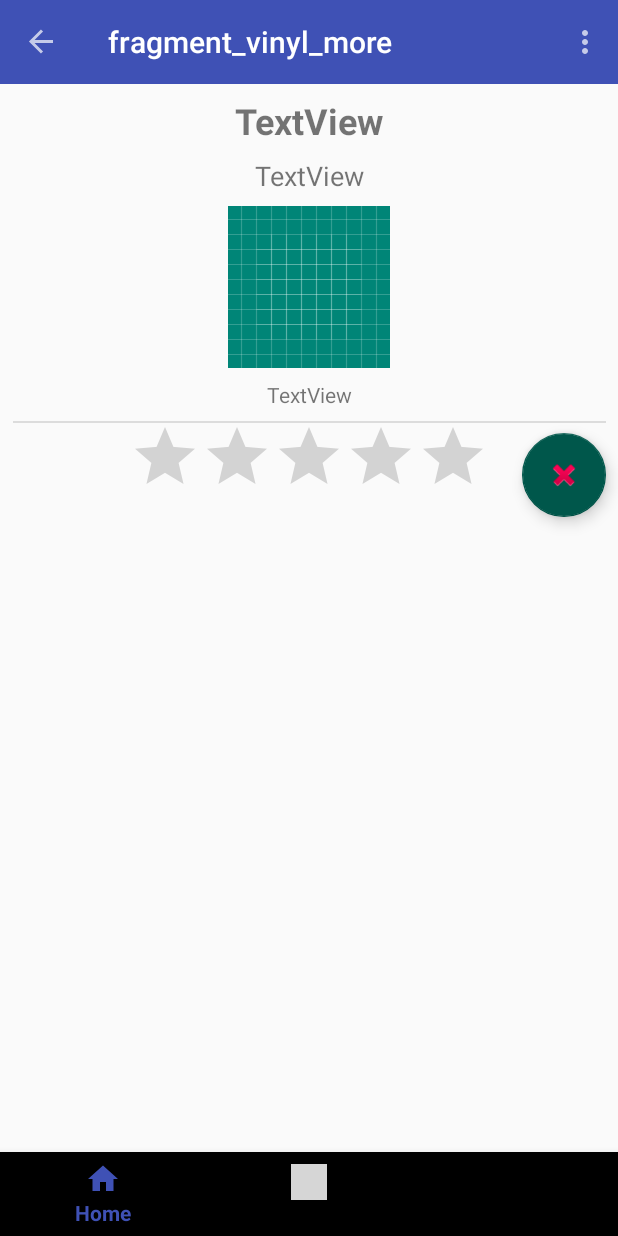
After one commit to ciaranRoche/kang, an Android app: the VinylMoreFragment screen opened through its navigation route, on a phone screen of 412 x 824 dp. The commit adds this screen. Run offline under Robolectric (Android 15) with nearby library versions, the phone set to English and light mode, and no system bars; our stand-ins replace Picasso, navigation-ui; pictures from the network do not load; 5 statements that could not run were skipped; grey boxes are pictures that could not be loaded.

Commit message:
add about page, with delete item

```diff
--- a/app/src/main/java/org/ciaranroche/kang/fragments/AddVinylFragment.kt
+++ b/app/src/main/java/org/ciaranroche/kang/fragments/AddVinylFragment.kt
@@ -27,7 +27,6 @@ class AddVinylFragment : Fragment() {
     var IMAGE_REQUEST = 1
     var imageLocation = ""
 
-    lateinit var data: VinylFireStore
     lateinit var addBtn: Button
     lateinit var imageBtn: Button
     lateinit var vinylName: TextInputEditText
--- /dev/null
+++ b/app/src/main/java/org/ciaranroche/kang/fragments/VinylMoreFragment.kt
@@ -0,0 +1,81 @@
+package org.ciaranroche.kang.fragments
+
+import android.os.Bundle
+import android.util.Log
+import androidx.fragment.app.Fragment
+import android.view.LayoutInflater
+import android.view.View
+import android.view.ViewGroup
+import android.widget.ImageView
+import android.widget.RatingBar
+import android.widget.TextView
+import androidx.navigation.findNavController
+import com.google.android.material.floatingactionbutton.FloatingActionButton
+import com.squareup.picasso.Picasso
+import org.ciaranroche.kang.R
+import org.ciaranroche.kang.main.MainApp
+import org.ciaranroche.kang.models.VinylModel
+
+
+
+class VinylMoreFragment : Fragment() {
+
+    lateinit var vinyl: VinylModel
+    lateinit var app : MainApp
+
+
+    override fun onCreate(savedInstanceState: Bundle?) {
+        super.onCreate(savedInstanceState)
+        arguments?.let {
+            vinyl = it.getParcelable("vinyl")!!
+        }
+    }
+
+    override fun onCreateView(
+        inflater: LayoutInflater, container: ViewGroup?,
+        savedInstanceState: Bundle?
+    ): View? {
+        val view = inflater.inflate(R.layout.fragment_vinyl_more, container, false)
+
+        app = this.context!!.applicationContext as MainApp
+
+        val artistTitle = view.findViewById<TextView>(R.id.artist_name)
+        val vinylTitle = view.findViewById<TextView>(R.id.album_title)
+        val vinylDesc = view.findViewById<TextView>(R.id.album_desc)
+        val vinylArt = view.findViewById<ImageView>(R.id.album_picture)
+
+        val vinylRating = view.findViewById<RatingBar>(R.id.album_rating)
+
+        val deleteBtn = view.findViewById<FloatingActionButton>(R.id.delete_button)
+
+        artistTitle.text = vinyl.artist
+        vinylTitle.text = vinyl.name
+        vinylDesc.text = vinyl.desc
+
+        if(vinyl.image != ""){
+            Picasso.get()
+                .load(vinyl.image)
+                .resize(1080,1080)
+                .centerCrop()
+                .into(vinylArt)
+        }
+
+        deleteBtn.setOnClickListener { view ->
+            app.vinyls.delete(vinyl)
+            view.findNavController().navigate(R.id.action_vinylMoreFragment_to_thankYouFragment)
+        }
+
+        return view
+    }
+
+
+    companion object {
+        @JvmStatic
+        fun newInstance(param1: String, param2: String) =
+            VinylMoreFragment().apply {
+                arguments = Bundle().apply {
+                    putParcelable("vinyl", vinyl)
+                }
+            }
+    }
+}
--- a/app/src/main/java/org/ciaranroche/kang/fragments/VinylProfileFragment.kt
+++ b/app/src/main/java/org/ciaranroche/kang/fragments/VinylProfileFragment.kt
@@ -2,7 +2,6 @@ package org.ciaranroche.kang.fragments
 
 import android.net.Uri
 import android.os.Bundle
-import android.util.Log
 import androidx.fragment.app.Fragment
 import android.view.LayoutInflater
 import android.view.View
@@ -10,10 +9,13 @@ import android.view.ViewGroup
 import android.widget.Button
 import android.widget.ImageView
 import android.widget.TextView
+import androidx.navigation.findNavController
 import com.squareup.picasso.Picasso
 
 import org.ciaranroche.kang.R
 import org.ciaranroche.kang.models.VinylModel
+
+
 
 
 class VinylProfileFragment : Fragment() {
@@ -51,7 +53,11 @@ class VinylProfileFragment : Fragment() {
         }
 
         moreBtn.setOnClickListener {
-            Log.i("boop", vinyl.toString())
+            view ->
+            val bundle = Bundle()
+            bundle.putParcelable("vinyl", vinyl)
+            view.findNavController().navigate(R.id.action_vinylProfileFragment_to_vinylMoreFragment, bundle)
+
         }
         return view
     }
--- /dev/null
+++ b/app/src/main/res/layout/fragment_vinyl_more.xml
@@ -0,0 +1,98 @@
+<?xml version="1.0" encoding="utf-8"?>
+<androidx.constraintlayout.widget.ConstraintLayout xmlns:android="http://schemas.android.com/apk/res/android"
+                                                   xmlns:app="http://schemas.android.com/apk/res-auto"
+                                                   xmlns:tools="http://schemas.android.com/tools"
+                                                   android:layout_width="match_parent"
+                                                   android:layout_height="match_parent"
+                                                   tools:context=".fragments.VinylMoreFragment"
+                                                   android:id="@+id/frameLayout3">
+
+    <TextView
+            android:text="TextView"
+            android:layout_width="wrap_content"
+            android:layout_height="wrap_content"
+            android:id="@+id/artist_name"
+            android:layout_marginTop="8dp"
+            app:layout_constraintTop_toTopOf="parent"
+            app:layout_constraintStart_toStartOf="parent"
+            android:layout_marginStart="8dp"
+            app:layout_constraintEnd_toEndOf="parent"
+            android:layout_marginEnd="8dp"
+            android:textSize="24sp"
+            android:textStyle="bold"
+            android:textAlignment="center"/>
+
+    <TextView
+            android:text="TextView"
+            android:layout_width="wrap_content"
+            android:layout_height="wrap_content"
+            android:id="@+id/album_title"
+            app:layout_constraintStart_toStartOf="parent"
+            android:layout_marginStart="8dp"
+            app:layout_constraintEnd_toEndOf="parent"
+            android:layout_marginEnd="8dp"
+            android:layout_marginTop="8dp"
+            app:layout_constraintTop_toBottomOf="@+id/artist_name"
+            android:textSize="18sp"
+            android:textAlignment="center"/>
+
+    <ImageView
+            android:src="@drawable/ic_launcher_background"
+            android:layout_width="wrap_content"
+            android:layout_height="wrap_content"
+            android:id="@+id/album_picture"
+            app:srcCompat="@mipmap/ic_launcher_round"
+            android:layout_marginTop="8dp"
+            app:layout_constraintTop_toBottomOf="@+id/album_title"
+            android:layout_marginStart="8dp"
+            app:layout_constraintStart_toStartOf="parent"
+            android:layout_marginEnd="8dp"
+            app:layout_constraintEnd_toEndOf="parent"/>
+
+    <TextView
+            android:text="TextView"
+            android:layout_width="wrap_content"
+            android:layout_height="wrap_content"
+            android:id="@+id/album_desc"
+            android:layout_marginTop="8dp"
+            app:layout_constraintTop_toBottomOf="@+id/album_picture"
+            app:layout_constraintStart_toStartOf="parent"
+            android:layout_marginStart="8dp"
+            app:layout_constraintEnd_toEndOf="parent"
+            android:layout_marginEnd="8dp"
+            android:textSize="14sp"/>
+
+    <View
+            android:id="@+id/divider2"
+            android:layout_width="395dp"
+            android:layout_height="1dp"
+            android:background="?android:attr/listDivider"
+            app:layout_constraintStart_toStartOf="parent"
+            android:layout_marginStart="8dp"
+            app:layout_constraintEnd_toEndOf="parent"
+            android:layout_marginEnd="8dp"
+            android:layout_marginTop="8dp"
+            app:layout_constraintTop_toBottomOf="@+id/album_desc"/>
+
+    <RatingBar
+            android:layout_width="wrap_content"
+            android:layout_height="wrap_content"
+            android:id="@+id/album_rating"
+            app:layout_constraintStart_toStartOf="parent"
+            android:layout_marginStart="8dp"
+            app:layout_constraintEnd_toEndOf="parent"
+            android:layout_marginEnd="8dp"
+            android:layout_marginTop="8dp"
+            app:layout_constraintTop_toBottomOf="@+id/album_desc"/>
+
+    <com.google.android.material.floatingactionbutton.FloatingActionButton
+            android:src="@android:drawable/ic_delete"
+            android:layout_width="wrap_content"
+            android:layout_height="wrap_content"
+            android:clickable="true"
+            android:id="@+id/delete_button"
+            android:layout_marginTop="8dp"
+            app:layout_constraintTop_toTopOf="@+id/album_rating"
+            android:layout_marginEnd="8dp"
+            app:layout_constraintEnd_toEndOf="parent"/>
+</androidx.constraintlayout.widget.ConstraintLayout>
--- a/app/src/main/res/navigation/mobile_navigation.xml
+++ b/app/src/main/res/navigation/mobile_navigation.xml
@@ -29,6 +29,9 @@
                 app:exitAnim="@anim/slide_out_left"
                 app:popEnterAnim="@anim/slide_in_left"
                 app:popExitAnim="@anim/slide_out_right"/>
+        <action
+                android:id="@+id/action_vinylProfileFragment_to_vinylMoreFragment"
+                app:destination="@id/vinylMoreFragment"/>
     </fragment>
 
     <fragment
@@ -74,4 +77,13 @@
                 android:id="@+id/action_thankYouFragment_to_vinylProfileFragment"
                 app:destination="@id/vinylProfileFragment"/>
     </fragment>
+    <fragment
+            android:id="@+id/vinylMoreFragment"
+            android:name="org.ciaranroche.kang.fragments.VinylMoreFragment"
+            android:label="fragment_vinyl_more"
+            tools:layout="@layout/fragment_vinyl_more">
+        <action
+                android:id="@+id/action_vinylMoreFragment_to_thankYouFragment"
+                app:destination="@id/thankYouFragment"/>
+    </fragment>
 </navigation>
--- a/app/src/main/res/values/strings.xml
+++ b/app/src/main/res/values/strings.xml
@@ -31,4 +31,7 @@
     <string name="welcome">Welcome to a Mobile Kang DataBase</string>
     <string name="thankyou">Thank you for your Contribution</string>
 
+    <!-- TODO: Remove or change this placeholder text -->
+    <string name="hello_blank_fragment">Hello blank fragment</string>
+
 </resources>
```
